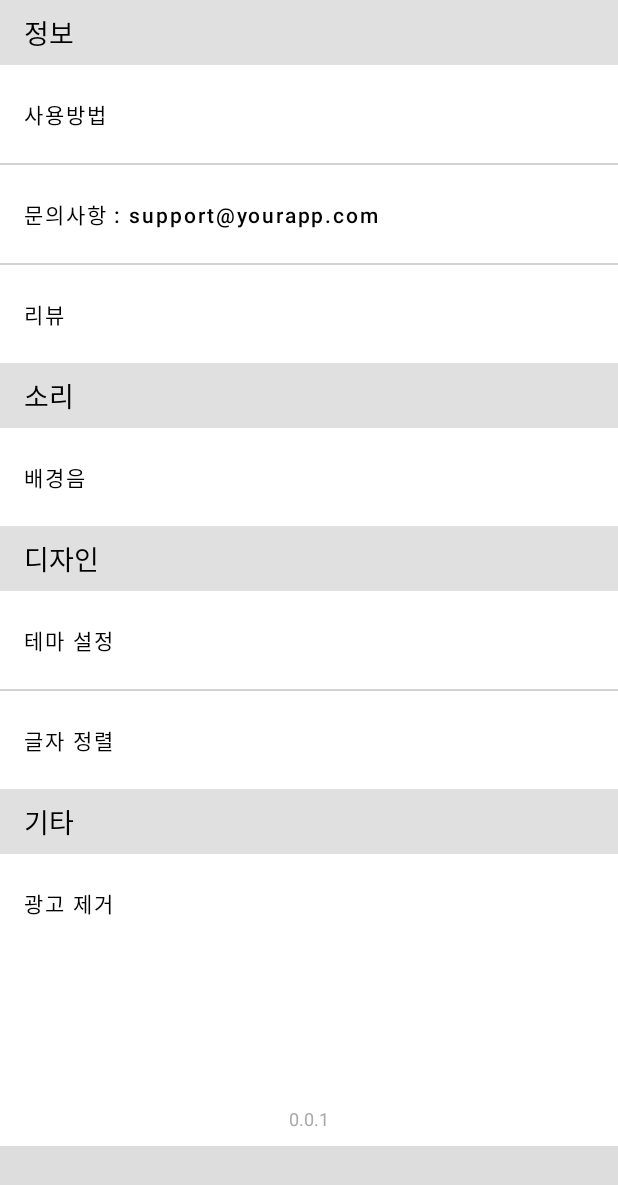
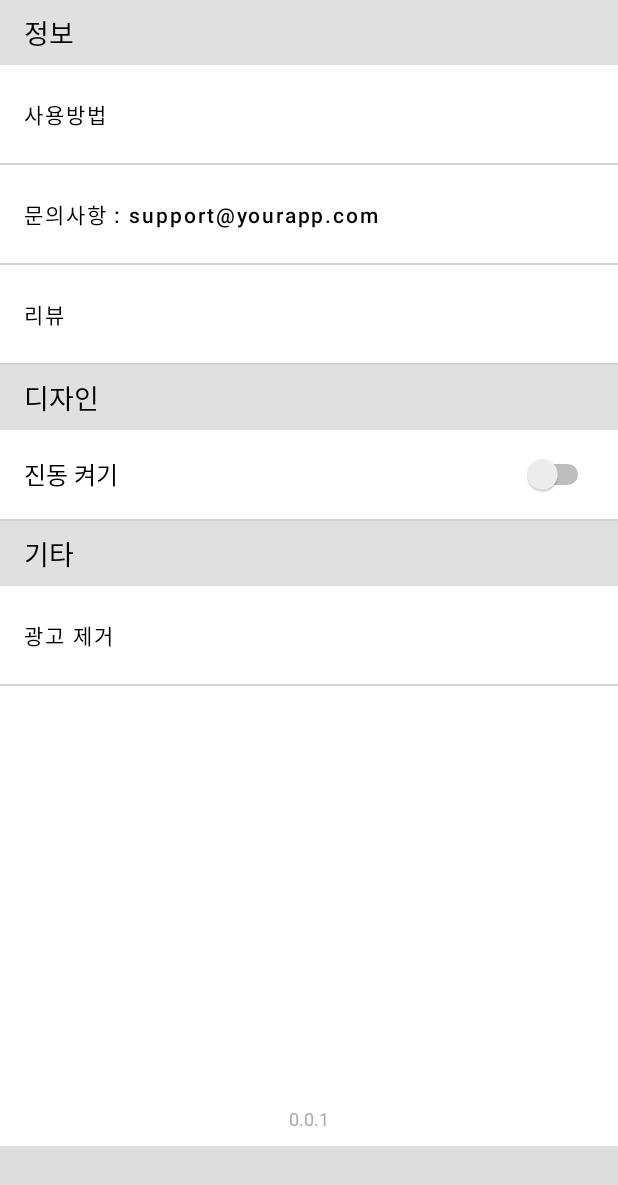
Before and after one commit to LibrumLego/Clicker, an Android app: the SettingsActivity screen opened directly, with no data from a screen before it, after a tap on "리뷰", on a phone screen of 412 x 824 dp. Shown: the top 1185 px of the screen. Run offline under Robolectric (Android 15) with nearby library versions, the phone set to English and light mode, and no system bars.

Commit message:
설정창 준최종

```diff
--- a/app/src/main/java/com/clicker/SettingsActivity.kt
+++ b/app/src/main/java/com/clicker/SettingsActivity.kt
@@ -3,10 +3,9 @@ package com.clicker
 import android.content.Intent
 import android.net.Uri
 import android.os.Bundle
+import android.widget.Switch
+import androidx.appcompat.app.AppCompatActivity
 import com.google.android.material.button.MaterialButton
-import androidx.appcompat.app.AppCompatActivity
-import androidx.appcompat.app.AlertDialog
-import android.widget.Toast
 
 class SettingsActivity : AppCompatActivity() {
     override fun onCreate(savedInstanceState: Bundle?) {
@@ -24,36 +23,22 @@ class SettingsActivity : AppCompatActivity() {
         val reviewButton: MaterialButton = findViewById(R.id.button_review)
         reviewButton.setOnClickListener {
             try {
-                val intent = Intent(Intent.ACTION_VIEW)
-                intent.data = Uri.parse("market://details?id=$packageName")
+                val intent = Intent(Intent.ACTION_VIEW, Uri.parse("market://details?id=$packageName"))
                 startActivity(intent)
             } catch (e: android.content.ActivityNotFoundException) {
-                val intent = Intent(Intent.ACTION_VIEW)
-                intent.data = Uri.parse("https://play.google.com/store/apps/details?id=$packageName")
+                val intent = Intent(Intent.ACTION_VIEW, Uri.parse("https://play.google.com/store/apps/details?id=$packageName"))
                 startActivity(intent)
             }
         }
 
-        // 배경음 버튼
-        val soundButton: MaterialButton = findViewById(R.id.button_sound)
-        soundButton.setOnClickListener {
-            val soundOptions = arrayOf("배경음 1", "배경음 2", "배경음 3")
-            var selectedIndex = 0
-
-            val builder = AlertDialog.Builder(this)
-            builder.setTitle("배경음 선택")
-            builder.setSingleChoiceItems(soundOptions, selectedIndex) { _, which ->
-                selectedIndex = which
+        // 진동 스위치
+        val vibrationSwitch: Switch = findViewById(R.id.switch_vibration)
+        vibrationSwitch.setOnCheckedChangeListener { _, isChecked ->
+            if (isChecked) {
+                // TODO: 진동 활성화 코드
+            } else {
+                // TODO: 진동 비활성화 코드
             }
-            builder.setPositiveButton("확인") { dialog, _ ->
-                val selectedSound = soundOptions[selectedIndex]
-                Toast.makeText(this, "선택: $selectedSound", Toast.LENGTH_SHORT).show()
-                dialog.dismiss()
-            }
-            builder.setNegativeButton("취소") { dialog, _ ->
-                dialog.dismiss()
-            }
-            builder.show()
         }
     }
 }
--- a/app/src/main/res/layout/activity_settings.xml
+++ b/app/src/main/res/layout/activity_settings.xml
@@ -76,29 +76,10 @@
             app:cornerRadius="0dp"
             style="@style/Widget.MaterialComponents.Button.TextButton" />
 
-        <!-- 소리 섹션 헤더 -->
-        <TextView
+        <View
             android:layout_width="match_parent"
-            android:layout_height="wrap_content"
-            android:text="소리"
-            android:textColor="@color/black"
-            android:textSize="18sp"
-            android:paddingVertical="8dp"
-            android:paddingHorizontal="16dp"
-            android:background="#E0E0E0" />
-
-        <!-- '배경음' 버튼 -->
-        <com.google.android.material.button.MaterialButton
-            android:id="@+id/button_sound"
-            android:layout_width="match_parent"
-            android:layout_height="wrap_content"
-            android:text="배경음"
-            android:textColor="@color/black"
-            android:gravity="left|center_vertical"
-            android:padding="16dp"
-            android:textAllCaps="false"
-            app:cornerRadius="0dp"
-            style="@style/Widget.MaterialComponents.Button.TextButton" />
+            android:layout_height="1dp"
+            android:background="#D3D3D3" />
 
         <!-- 디자인 섹션 헤더 -->
         <TextView
@@ -111,37 +92,34 @@
             android:paddingHorizontal="16dp"
             android:background="#E0E0E0" />
 
-        <!-- '테마 설정' 버튼 -->
-        <com.google.android.material.button.MaterialButton
-            android:id="@+id/button_theme"
+        <LinearLayout
             android:layout_width="match_parent"
             android:layout_height="wrap_content"
-            android:text="테마 설정"
-            android:textColor="@color/black"
-            android:gravity="left|center_vertical"
+            android:orientation="horizontal"
             android:padding="16dp"
-            android:textAllCaps="false"
-            app:cornerRadius="0dp"
-            style="@style/Widget.MaterialComponents.Button.TextButton" />
+            android:gravity="center_vertical">
+
+            <!-- 텍스트는 왼쪽 -->
+            <TextView
+                android:layout_width="0dp"
+                android:layout_height="wrap_content"
+                android:layout_weight="1"
+                android:text="진동 켜기"
+                android:textSize="16sp"
+                android:textColor="@color/black"/>
+
+            <!-- 스위치 오른쪽 -->
+            <Switch
+                android:id="@+id/switch_vibration"
+                android:layout_width="wrap_content"
+                android:layout_height="wrap_content"/>
+        </LinearLayout>
 
         <!-- 구분선 -->
         <View
             android:layout_width="match_parent"
             android:layout_height="1dp"
             android:background="#D3D3D3" />
-
-        <!-- '글자 정렬' 버튼 -->
-        <com.google.android.material.button.MaterialButton
-            android:id="@+id/button_text_alignment"
-            android:layout_width="match_parent"
-            android:layout_height="wrap_content"
-            android:text="글자 정렬"
-            android:textColor="@color/black"
-            android:gravity="left|center_vertical"
-            android:padding="16dp"
-            android:textAllCaps="false"
-            app:cornerRadius="0dp"
-            style="@style/Widget.MaterialComponents.Button.TextButton" />
 
         <!-- 기타 섹션 헤더 -->
         <TextView
@@ -167,6 +145,11 @@
             app:cornerRadius="0dp"
             style="@style/Widget.MaterialComponents.Button.TextButton" />
 
+        <View
+            android:layout_width="match_parent"
+            android:layout_height="1dp"
+            android:background="#D3D3D3" />
+
     </LinearLayout>
 
     <!-- 앱 버전 표시 -->
```
